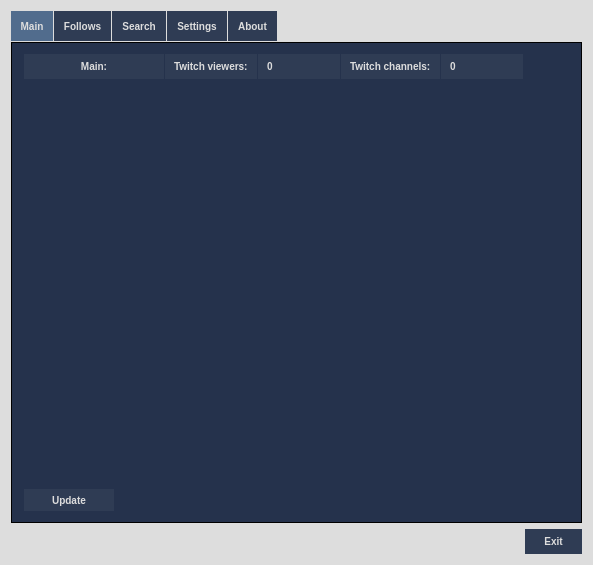
Qt form mainwindow.ui (Rutle/twitch-program) before a commit.
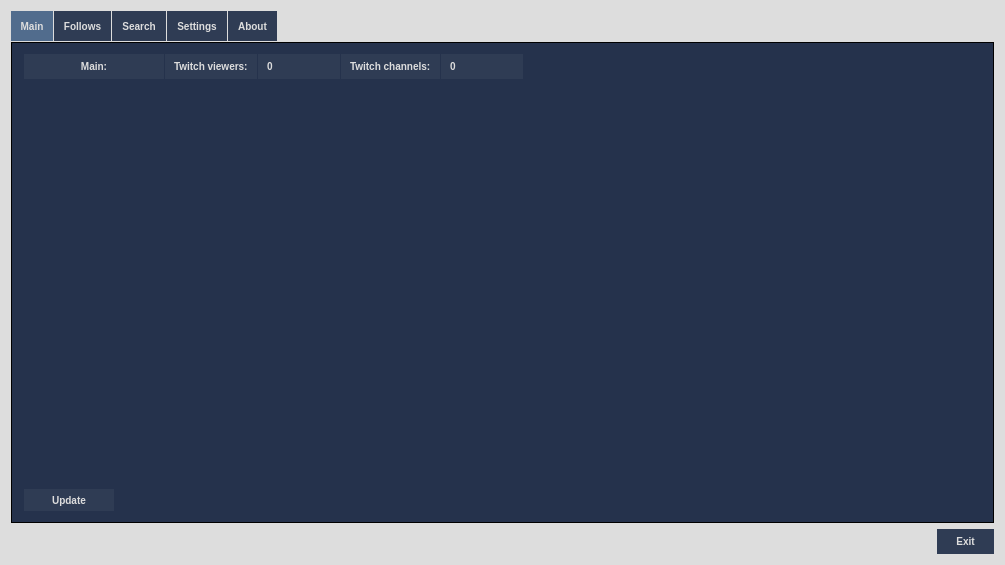
The same form after that commit.

Commit message: MiniInfo-class for small channel banners in top games. Code cleanup. Pictures resource for default no-avatar image.

What changed in the file:
```diff
--- a/mainwindow.ui
+++ b/mainwindow.ui
@@ -56,7 +56,7 @@
 QTabBar::tab:selected {
 	
 }
-QPushButton {
+QPushButton#pushButton_2 {
 	border: 0;
 	/*background-color:#28385e;*/
 	background-color: rgb(47, 60, 84);
@@ -71,7 +71,30 @@
 	font: bold 10px;
 	color: #DDDDDD;
 }
-QPushButton:!enabled {
+QPushButton#pushButton_2:!enabled {
+	/*rgb(54, 72, 94)*/
+	background-color:rgb(61, 63, 94);
+	border: 1px solid #304163;
+	padding: 4px;
+	font: bold 10px;
+	color: #DDDDDD;
+}
+QPushButton#main_update_button {
+	border: 0;
+	/*background-color:#28385e;*/
+	background-color: rgb(47, 60, 84);
+	padding: 4px;
+	font: bold 10px;
+	color: #DDDDDD;
+}
+QPushButton#main_update_button:hover {
+	background-color: #516C8D;
+	border: 1px solid #304163;
+	padding: 4px;
+	font: bold 10px;
+	color: #DDDDDD;
+}
+QPushButton#main_update_button:!enabled {
 	/*rgb(54, 72, 94)*/
 	background-color:rgb(61, 63, 94);
 	border: 1px solid #304163;
@@ -212,6 +235,9 @@
         </item>
         <item>
          <layout class="QHBoxLayout" name="main_horizontal_layout">
+          <property name="sizeConstraint">
+           <enum>QLayout::SetNoConstraint</enum>
+          </property>
           <property name="leftMargin">
            <number>1</number>
           </property>
@@ -247,14 +273,46 @@
            </widget>
           </item>
           <item>
-           <widget class="QWidget" name="widget" native="true">
+           <widget class="QWidget" name="widget_stacked" native="true">
+            <property name="minimumSize">
+             <size>
+              <width>750</width>
+              <height>0</height>
+             </size>
+            </property>
+            <property name="maximumSize">
+             <size>
+              <width>750</width>
+              <height>16777215</height>
+             </size>
+            </property>
             <property name="styleSheet">
-             <string notr="true">QWidget {
-	/*border: 1px solid black;*/
+             <string notr="true">
+QScrollArea {
+	outline: none;
+	border: 0px;
 }
 </string>
             </property>
             <layout class="QGridLayout" name="gridLayout_10">
+             <property name="sizeConstraint">
+              <enum>QLayout::SetMinimumSize</enum>
+             </property>
+             <property name="leftMargin">
+              <number>0</number>
+             </property>
+             <property name="topMargin">
+              <number>0</number>
+             </property>
+             <property name="rightMargin">
+              <number>0</number>
+             </property>
+             <property name="bottomMargin">
+              <number>0</number>
+             </property>
+             <property name="spacing">
+              <number>1</number>
+             </property>
              <item row="0" column="0">
               <widget class="QStackedWidget" name="main_top_stacked_widget"/>
              </item>
```
Left out of the diff: 100 changed lines with no effect on the pictures. The commit also changes 10 other files.
